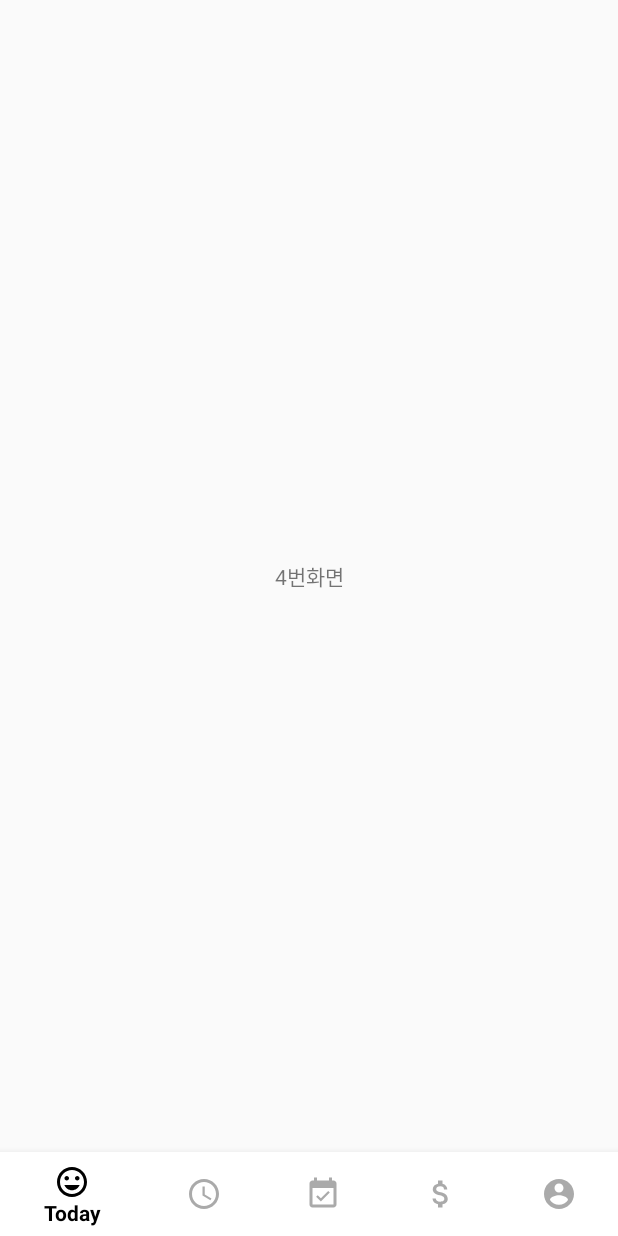
After one commit to DainChoi/Alibi_O, an Android app: the fragment Frag4 placed in its activity, on a phone screen of 412 x 824 dp. The commit adds this screen. Run offline under Robolectric (Android 15) with nearby library versions, the phone set to English and light mode, and no system bars.

Commit message:
bottom navi

```diff
--- a/app/build.gradle
+++ b/app/build.gradle
@@ -31,6 +31,7 @@ dependencies {
     implementation 'androidx.constraintlayout:constraintlayout:2.0.4'
     implementation 'com.google.firebase:firebase-auth:20.0.4'
     implementation 'com.google.firebase:firebase-database:19.7.0'
+    implementation 'com.google.android.material:material:1.1.0'
     testImplementation 'junit:junit:4.12'
     androidTestImplementation 'androidx.test.ext:junit:1.1.2'
     androidTestImplementation 'androidx.test.espresso:espresso-core:3.3.0'
--- /dev/null
+++ b/app/src/main/java/com/dproject/alibi_o/Frag4.java
@@ -0,0 +1,23 @@
+package com.dproject.alibi_o;
+
+import android.os.Bundle;
+import android.view.LayoutInflater;
+import android.view.View;
+import android.view.ViewGroup;
+
+import androidx.annotation.NonNull;
+import androidx.annotation.Nullable;
+import androidx.fragment.app.Fragment;
+
+public class Frag4 extends Fragment {
+
+    private View view;
+
+    @Nullable
+    @Override
+    public View onCreateView(@NonNull LayoutInflater inflater, @Nullable ViewGroup container, @Nullable Bundle savedInstanceState) {
+        view = inflater.inflate(R.layout.frag4, container, false);
+
+        return view;
+    }
+}
--- /dev/null
+++ b/app/src/main/java/com/dproject/alibi_o/Frag5.java
@@ -0,0 +1,23 @@
+package com.dproject.alibi_o;
+
+import android.os.Bundle;
+import android.view.LayoutInflater;
+import android.view.View;
+import android.view.ViewGroup;
+
+import androidx.annotation.NonNull;
+import androidx.annotation.Nullable;
+import androidx.fragment.app.Fragment;
+
+public class Frag5 extends Fragment {
+
+    private View view;
+
+    @Nullable
+    @Override
+    public View onCreateView(@NonNull LayoutInflater inflater, @Nullable ViewGroup container, @Nullable Bundle savedInstanceState) {
+        view = inflater.inflate(R.layout.frag5, container, false);
+
+        return view;
+    }
+}
--- /dev/null
+++ b/app/src/main/res/drawable/ic_event_available_black_24dp.xml
@@ -0,0 +1,9 @@
+<vector xmlns:android="http://schemas.android.com/apk/res/android"
+        android:width="24dp"
+        android:height="24dp"
+        android:viewportWidth="24.0"
+        android:viewportHeight="24.0">
+    <path
+        android:fillColor="#FF000000"
+        android:pathData="M16.53,11.06L15.47,10l-4.88,4.88 -2.12,-2.12 -1.06,1.06L10.59,17l5.94,-5.94zM19,3h-1L18,1h-2v2L8,3L8,1L6,1v2L5,3c-1.11,0 -1.99,0.9 -1.99,2L3,19c0,1.1 0.89,2 2,2h14c1.1,0 2,-0.9 2,-2L21,5c0,-1.1 -0.9,-2 -2,-2zM19,19L5,19L5,8h14v11z"/>
+</vector>
--- /dev/null
+++ b/app/src/main/res/drawable/ic_insert_emoticon_black_24dp.xml
@@ -0,0 +1,9 @@
+<vector xmlns:android="http://schemas.android.com/apk/res/android"
+        android:width="24dp"
+        android:height="24dp"
+        android:viewportWidth="24.0"
+        android:viewportHeight="24.0">
+    <path
+        android:fillColor="#FF000000"
+        android:pathData="M11.99,2C6.47,2 2,6.48 2,12s4.47,10 9.99,10C17.52,22 22,17.52 22,12S17.52,2 11.99,2zM12,20c-4.42,0 -8,-3.58 -8,-8s3.58,-8 8,-8 8,3.58 8,8 -3.58,8 -8,8zM15.5,11c0.83,0 1.5,-0.67 1.5,-1.5S16.33,8 15.5,8 14,8.67 14,9.5s0.67,1.5 1.5,1.5zM8.5,11c0.83,0 1.5,-0.67 1.5,-1.5S9.33,8 8.5,8 7,8.67 7,9.5 7.67,11 8.5,11zM12,17.5c2.33,0 4.31,-1.46 5.11,-3.5L6.89,14c0.8,2.04 2.78,3.5 5.11,3.5z"/>
+</vector>
--- /dev/null
+++ b/app/src/main/res/layout/frag4.xml
@@ -0,0 +1,18 @@
+<?xml version="1.0" encoding="utf-8"?>
+<androidx.constraintlayout.widget.ConstraintLayout
+    xmlns:android="http://schemas.android.com/apk/res/android"
+    xmlns:app="http://schemas.android.com/apk/res-auto"
+    xmlns:tools="http://schemas.android.com/tools"
+    android:layout_width="match_parent"
+    android:layout_height="match_parent">
+
+    <TextView
+        android:id="@+id/textView"
+        android:layout_width="wrap_content"
+        android:layout_height="wrap_content"
+        android:text="4번화면"
+        app:layout_constraintBottom_toBottomOf="parent"
+        app:layout_constraintEnd_toEndOf="parent"
+        app:layout_constraintStart_toStartOf="parent"
+        app:layout_constraintTop_toTopOf="parent" />
+</androidx.constraintlayout.widget.ConstraintLayout>
--- a/app/src/main/res/menu/bottom_menu.xml
+++ b/app/src/main/res/menu/bottom_menu.xml
@@ -1,11 +1,23 @@
 <?xml version="1.0" encoding="utf-8"?>
 <menu xmlns:android="http://schemas.android.com/apk/res/android">
+
+    <item
+        android:id="@+id/action_today"
+        android:enabled="true"
+        android:icon="@drawable/ic_insert_emoticon_black_24dp"
+        android:title="Today"/>
 
     <item
         android:id="@+id/action_record"
         android:enabled="true"
         android:icon="@drawable/ic_access_time_black_24dp"
         android:title="Record"/>
+
+    <item
+        android:id="@+id/action_schedule"
+        android:enabled="true"
+        android:icon="@drawable/ic_event_available_black_24dp"
+        android:title="Schedule"/>
 
     <item
         android:id="@+id/action_salary"
```
Also changed, not shown: app/src/main/AndroidManifest.xml (+7 -5 lines), app/src/main/java/com/dproject/alibi_o/WorkActivity.java (+21 -3 lines), app/src/main/res/layout/frag5.xml (added, +18 -0 lines).
